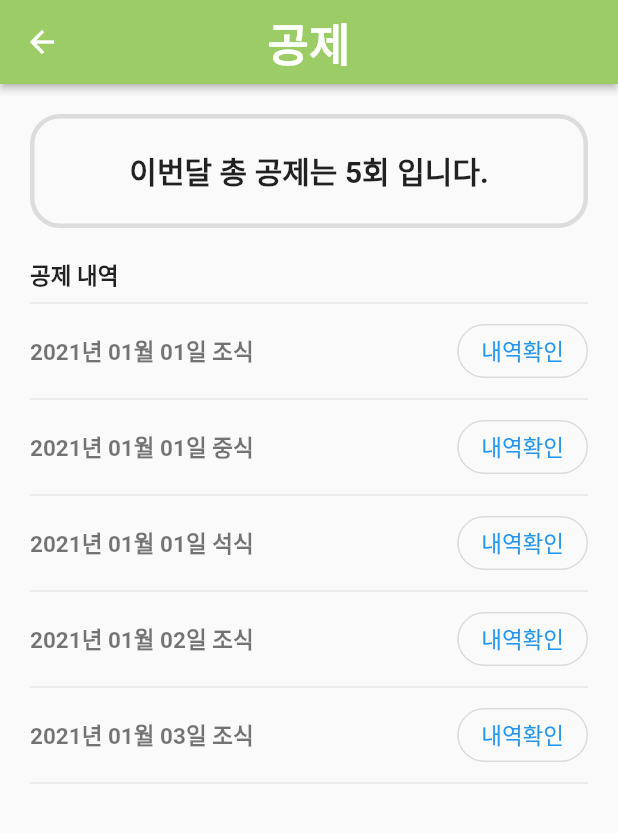
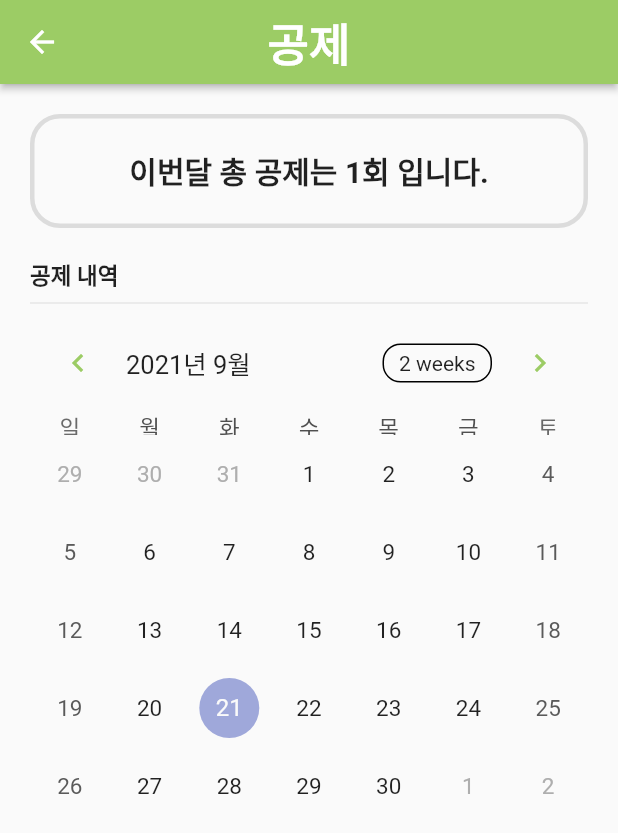
Before and after one commit to sungjjss9707/APP_AI_MMIS_teamMMIS, a Flutter app: the screen it shows after launch, item 2 of the bottom bar chosen, in the side drawer, after a tap on "공제내역 확인", on a phone screen of 412 x 824 dp. Shown: the top 833 px of the screen. Run offline on Flutter 3.47's test engine with Material 2 defaults, Android fonts, the phone set to English and light mode, and no system bars; drawn by our look-alikes of table_calendar; our stand-ins replace flutter_rating_bar, font_awesome_flutter, get, image_picker, like_button, syncfusion_flutter_charts and 1 more.

Commit message:
공제페이지 달력 추가(손 보는 중)

```diff
--- a/myapp/lib/main.dart
+++ b/myapp/lib/main.dart
@@ -1,6 +1,7 @@
 import 'package:flutter/material.dart';
 import 'package:get/get.dart';
 import 'package:myapp/theme.dart';
+import 'package:flutter_localizations/flutter_localizations.dart';
 
 import 'view/pages/initialpages/framepage.dart';
 
@@ -12,6 +13,13 @@
   @override
   Widget build(BuildContext context) {
     return GetMaterialApp(
+      localizationsDelegates: [
+        GlobalMaterialLocalizations.delegate,
+        GlobalWidgetsLocalizations.delegate,
+      ],
+      supportedLocales: [
+        const Locale('ko', 'KR'),
+      ],
       title: "MMIS project myapp",
       debugShowCheckedModeBanner: false,
       theme: themeData,
--- a/myapp/lib/view/pages/mainpages/homepage.dart
+++ b/myapp/lib/view/pages/mainpages/homepage.dart
@@ -6,6 +6,7 @@
 import 'package:myapp/view/components/custom_banner.dart';
 import 'package:myapp/view/components/button/function_button.dart';
 import 'package:myapp/view/components/menu_box.dart';
+import 'package:myapp/view/pages/subpages/deduction_page.dart';
 import 'package:myapp/view/pages/subpages/eating_schedule_page.dart';
 import 'package:myapp/view/pages/subpages/notice_page.dart';
 import 'package:myapp/view/pages/subpages/suggestion_page.dart';
@@ -116,7 +117,9 @@
         SizedBox(width: 8),
         FunctionButton(
           length: length,
-          onTap: () {},
+          onTap: () {
+            Get.to(() => DeductionPage());
+          },
           icon: Icon(Icons.payment, size: size),
           text: "공제내역",
         ),
--- a/myapp/lib/view/pages/subpages/deduction_page.dart
+++ b/myapp/lib/view/pages/subpages/deduction_page.dart
@@ -1,10 +1,7 @@
 import 'package:flutter/material.dart';
 import 'package:flutter/cupertino.dart';
-import 'package:intl/intl.dart';
-
-String changeDate(String date) {
-  return DateFormat('yyyy년 MM월 dd일').format(DateTime.parse(date)).toString();
-}
+import 'package:myapp/user/user.dart';
+import 'package:table_calendar/table_calendar.dart';
 
 class DeductionPage extends StatelessWidget {
   Widget build(BuildContext context) {
@@ -20,44 +17,14 @@
       ),
       body: Padding(
         padding: EdgeInsets.all(20),
-        child: Column(
-          crossAxisAlignment: CrossAxisAlignment.start,
+        child: ListView(
           children: [
-            DeductionCount(count: 5),
+            DeductionCount(),
             SizedBox(height: 20),
             Text("공제 내역",
                 style: TextStyle(fontWeight: FontWeight.bold, fontSize: 15)),
             Divider(),
-            DeductionHistory(
-                date: changeDate("20210101"),
-                time: "조식",
-                onTap: () {
-                  print("조식 확인");
-                }),
-            DeductionHistory(
-                date: changeDate("20210101"),
-                time: "중식",
-                onTap: () {
-                  print("중식 확인");
-                }),
-            DeductionHistory(
-                date: changeDate("20210101"),
-                time: "석식",
-                onTap: () {
-                  print("석식 확인");
-                }),
-            DeductionHistory(
-                date: changeDate("20210102"),
-                time: "조식",
-                onTap: () {
-                  print("조식 확인");
-                }),
-            DeductionHistory(
-                date: changeDate("20210103"),
-                time: "조식",
-                onTap: () {
-                  print("조식 확인");
-                }),
+            DeductionCalendar(),
           ],
         ),
       ),
@@ -66,8 +33,7 @@
 }
 
 class DeductionCount extends StatelessWidget {
-  int count;
-  DeductionCount({required this.count});
+  int count = countDeduction();
   Widget build(BuildContext context) {
     return Container(
       width: double.infinity,
@@ -94,43 +60,37 @@
   }
 }
 
-class DeductionHistory extends StatelessWidget {
-  String date;
-  String time;
-  final onTap;
-  DeductionHistory(
-      {required this.date, required this.time, required this.onTap});
+int countDeduction() {
+  final notEatings = userNotEating;
+  int count = 0;
+  final years = notEatings.keys.toList();
+  for (int i = 0; i < notEatings.length; ++i) {
+    final months = notEatings[years[i]]!.keys.toList();
+    for (int j = 0; j < months.length; ++j) {
+      final days = notEatings[years[i]]![months[j]]!.keys.toList();
+      for (int k = 0; k < days.length; ++k) {
+        count += notEatings[years[i]]![months[j]]![days[k]]!.length;
+      }
+    }
+  }
+  return count;
+}
+
+class DeductionCalendar extends StatefulWidget {
+  @override
+  _DeductionCalendarState createState() => _DeductionCalendarState();
+}
+
+class _DeductionCalendarState extends State<DeductionCalendar> {
+  CalendarFormat _calendarFormat = CalendarFormat.month;
+  @override
   Widget build(BuildContext context) {
-    return Column(
-      crossAxisAlignment: CrossAxisAlignment.start,
-      children: [
-        Row(
-          children: [
-            Text(
-              "$date $time",
-              style: TextStyle(
-                fontWeight: FontWeight.bold,
-                fontSize: 15,
-                color: Colors.black54,
-              ),
-            ),
-            Spacer(),
-            OutlinedButton(
-              child: Text(
-                "내역확인",
-                style: TextStyle(fontSize: 15, color: Colors.blue),
-              ),
-              style: OutlinedButton.styleFrom(
-                  shape: RoundedRectangleBorder(
-                      borderRadius: BorderRadius.circular(
-                20,
-              ))),
-              onPressed: onTap,
-            ),
-          ],
-        ),
-        Divider(),
-      ],
+    return TableCalendar(
+      calendarFormat: _calendarFormat,
+      focusedDay: DateTime.now(),
+      firstDay: DateTime.utc(2021, 1, 1),
+      lastDay: DateTime.utc(2022, 12, 31),
+      locale: 'ko-KR',
     );
   }
 }
--- a/myapp/pubspec.yaml
+++ b/myapp/pubspec.yaml
@@ -36,6 +36,9 @@
   flutter_rating_bar: ^4.0.0
   like_button: ^2.0.3
   image_picker: ^0.8.4+1
+  table_calendar: ^3.0.2
+  flutter_localizations:
+    sdk: flutter
 
 
 
```
Also changed, not shown: myapp/pubspec.lock.
